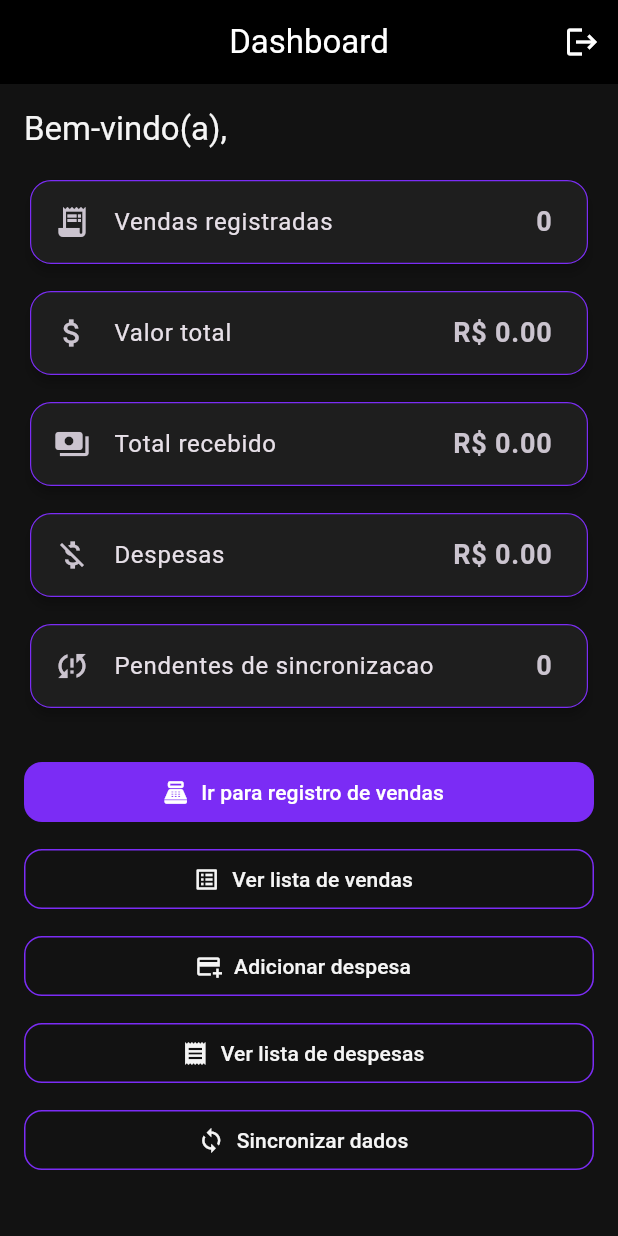
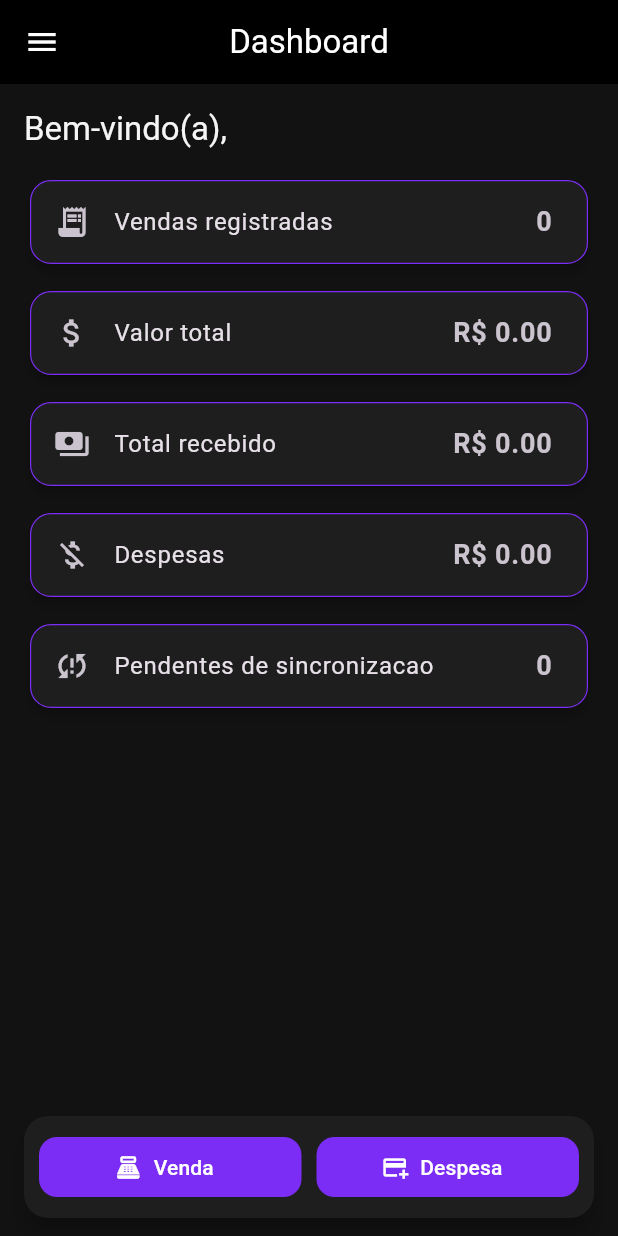
Before and after one commit to Iagoti/cangaia-de-jegue, a Flutter app: the DashboardView screen opened directly with empty values, on a phone screen of 412 x 824 dp. Run offline on Flutter 3.47's test engine with Material 3 defaults, Android fonts, the phone set to English and light mode, and no system bars; our stand-ins replace font_awesome_flutter, sqflite; accounts and stored records are empty.

Commit message:
Alterado layout de menu

```diff
--- a/lib/views/dashboard_view.dart
+++ b/lib/views/dashboard_view.dart
@@ -87,18 +87,99 @@ class _DashboardViewState extends State<DashboardView> {
     }
   }
 
+  void _closeDrawerAndRun(VoidCallback action) {
+    Navigator.of(context).pop();
+    action();
+  }
+
   @override
   Widget build(BuildContext context) {
     return Scaffold(
-      appBar: AppBar(
-        title: const Text('Dashboard'),
-        actions: [
-          IconButton(
-            onPressed: _logout,
-            icon: const Icon(Icons.logout),
-            tooltip: 'Sair',
+      appBar: AppBar(title: const Text('Dashboard')),
+      drawer: Drawer(
+        child: SafeArea(
+          child: Column(
+            children: [
+              ListTile(
+                leading: const Icon(Icons.dashboard),
+                title: const Text('Dashboard'),
+                subtitle: Text('Usuario: ${widget.loggedUser}'),
+              ),
+              const Divider(),
+              ListTile(
+                leading: const Icon(Icons.point_of_sale),
+                title: const Text('Registrar venda'),
+                onTap: () => _closeDrawerAndRun(_goToSalesScreen),
+              ),
+              ListTile(
+                leading: const Icon(Icons.list_alt),
+                title: const Text('Lista de vendas'),
+                onTap: () => _closeDrawerAndRun(_goToSalesListScreen),
+              ),
+              ListTile(
+                leading: const Icon(Icons.add_card),
+                title: const Text('Adicionar despesa'),
+                onTap: () => _closeDrawerAndRun(_goToExpenseForm),
+              ),
+              ListTile(
+                leading: const Icon(Icons.receipt),
+                title: const Text('Lista de despesas'),
+                onTap: () => _closeDrawerAndRun(_goToExpensesListScreen),
+              ),
+              ListTile(
+                leading: _isSyncing
+                    ? const SizedBox(
+                        height: 24,
+                        width: 24,
+                        child: CircularProgressIndicator(strokeWidth: 2),
+                      )
+                    : const Icon(Icons.sync),
+                title: Text(
+                  _isSyncing ? 'Sincronizando...' : 'Sincronizar dados',
+                ),
+                onTap: _isSyncing ? null : () => _closeDrawerAndRun(_syncData),
+              ),
+              const Spacer(),
+              const Divider(),
+              ListTile(
+                leading: const Icon(Icons.logout),
+                title: const Text('Sair'),
+                onTap: () => _closeDrawerAndRun(_logout),
+              ),
+            ],
           ),
-        ],
+        ),
+      ),
+      bottomNavigationBar: SafeArea(
+        child: Padding(
+          padding: const EdgeInsets.fromLTRB(16, 8, 16, 12),
+          child: Material(
+            elevation: 6,
+            borderRadius: BorderRadius.circular(16),
+            child: Padding(
+              padding: const EdgeInsets.all(10),
+              child: Row(
+                children: [
+                  Expanded(
+                    child: FilledButton.icon(
+                      onPressed: _goToSalesScreen,
+                      icon: const Icon(Icons.point_of_sale),
+                      label: const Text('Venda'),
+                    ),
+                  ),
+                  const SizedBox(width: 10),
+                  Expanded(
+                    child: FilledButton.icon(
+                      onPressed: _goToExpenseForm,
+                      icon: const Icon(Icons.add_card),
+                      label: const Text('Despesa'),
+                    ),
+                  ),
+                ],
+              ),
+            ),
+          ),
+        ),
       ),
       body: FutureBuilder<List<Object>>(
         future: Future.wait<Object>([
@@ -126,7 +207,7 @@ class _DashboardViewState extends State<DashboardView> {
           );
 
           return Padding(
-            padding: const EdgeInsets.all(16),
+            padding: const EdgeInsets.fromLTRB(16, 16, 16, 24),
             child: SingleChildScrollView(
               child: Column(
                 crossAxisAlignment: CrossAxisAlignment.start,
@@ -165,59 +246,6 @@ class _DashboardViewState extends State<DashboardView> {
                     value: '$pendingSyncCount',
                     icon: Icons.sync_problem,
                   ),
-                  const SizedBox(height: 28),
-                  SizedBox(
-                    width: double.infinity,
-                    child: FilledButton.icon(
-                      onPressed: _goToSalesScreen,
-                      icon: const Icon(Icons.point_of_sale),
-                      label: const Text('Ir para registro de vendas'),
-                    ),
-                  ),
-                  const SizedBox(height: 10),
-                  SizedBox(
-                    width: double.infinity,
-                    child: OutlinedButton.icon(
-                      onPressed: _goToSalesListScreen,
-                      icon: const Icon(Icons.list_alt),
-                      label: const Text('Ver lista de vendas'),
-                    ),
-                  ),
-                  const SizedBox(height: 10),
-                  SizedBox(
-                    width: double.infinity,
-                    child: OutlinedButton.icon(
-                      onPressed: _goToExpenseForm,
-                      icon: const Icon(Icons.add_card),
-                      label: const Text('Adicionar despesa'),
-                    ),
-                  ),
-                  const SizedBox(height: 10),
-                  SizedBox(
-                    width: double.infinity,
-                    child: OutlinedButton.icon(
-                      onPressed: _goToExpensesListScreen,
-                      icon: const Icon(Icons.receipt),
-                      label: const Text('Ver lista de despesas'),
-                    ),
-                  ),
-                  const SizedBox(height: 10),
-                  SizedBox(
-                    width: double.infinity,
-                    child: OutlinedButton.icon(
-                      onPressed: _isSyncing ? null : _syncData,
-                      icon: _isSyncing
-                          ? const SizedBox(
-                              height: 18,
-                              width: 18,
-                              child: CircularProgressIndicator(strokeWidth: 2),
-                            )
-                          : const Icon(Icons.sync),
-                      label: Text(
-                        _isSyncing ? 'Sincronizando...' : 'Sincronizar dados',
-                      ),
-                    ),
-                  ),
                 ],
               ),
             ),
```
